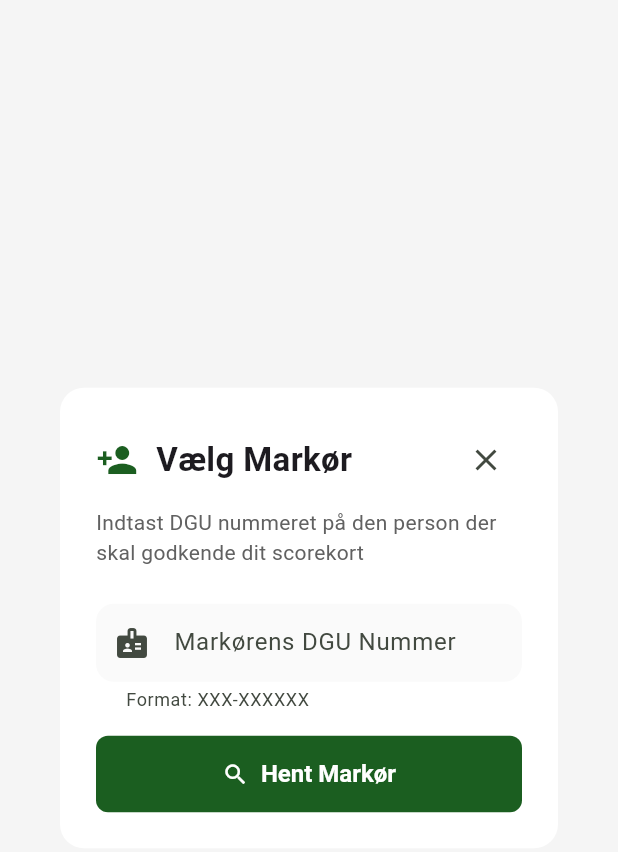
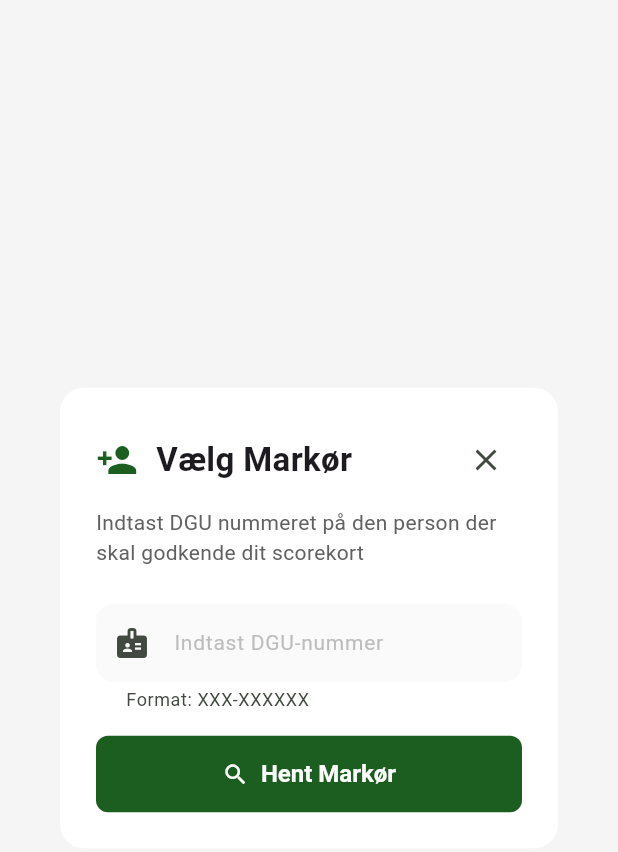
Before and after one commit to Dansk-Golf-Union/dgu-scorekort, a Flutter app: the MarkerAssignmentDialog widget shown alone on an empty page, opened directly, on a phone screen of 412 x 824 dp. Shown: the top 852 px of the screen. Run offline on Flutter 3.47's test engine with Material 3 defaults, Android fonts, the phone set to English and light mode, and no system bars; our stand-ins replace cloud_firestore, firebase_core, go_router, google_fonts, shared_preferences; missing offline and left inert: dart:html; accounts and stored records are empty; network calls fail.

```diff
--- a/lib/screens/marker_approval_from_url_screen.dart
+++ b/lib/screens/marker_approval_from_url_screen.dart
@@ -609,9 +609,9 @@ class _MarkerApprovalFromUrlScreenState
         ),
         Text(
           label,
-          style: TextStyle(
+          style: const TextStyle(
             fontSize: 12,
-            color: Colors.grey.shade700,
+            color: Colors.black87, // Mørkere for bedre læsbarhed
             fontWeight: FontWeight.w500,
           ),
         ),
--- a/lib/screens/marker_assignment_dialog.dart
+++ b/lib/screens/marker_assignment_dialog.dart
@@ -61,9 +61,7 @@ class _MarkerAssignmentDialogState extends State<MarkerAssignmentDialog> {
   Widget build(BuildContext context) {
     return Dialog(
       backgroundColor: Colors.white,
-      shape: RoundedRectangleBorder(
-        borderRadius: BorderRadius.circular(16),
-      ),
+      shape: RoundedRectangleBorder(borderRadius: BorderRadius.circular(16)),
       child: Container(
         constraints: const BoxConstraints(maxWidth: 500),
         padding: const EdgeInsets.all(24),
@@ -101,10 +99,7 @@ class _MarkerAssignmentDialogState extends State<MarkerAssignmentDialog> {
                 const SizedBox(height: 8),
                 Text(
                   'Indtast DGU nummeret på den person der skal godkende dit scorekort',
-                  style: TextStyle(
-                    fontSize: 14,
-                    color: Colors.grey.shade700,
-                  ),
+                  style: TextStyle(fontSize: 14, color: Colors.grey.shade700),
                 ),
                 const SizedBox(height: 24),
 
@@ -112,7 +107,14 @@ class _MarkerAssignmentDialogState extends State<MarkerAssignmentDialog> {
                 TextFormField(
                   controller: _unionIdController,
                   decoration: InputDecoration(
-                    labelText: 'Markørens DGU Nummer',
+                    labelText: 'Indtast DGU-nummer',
+                    labelStyle: TextStyle(
+                      fontSize: 14,
+                      fontWeight: FontWeight.normal,
+                      color: Colors
+                          .grey
+                          .shade400, // Lysere grå - tydeligere som label
+                    ),
                     hintText: 'F.eks. 123-4567',
                     helperText: 'Format: XXX-XXXXXX',
                     prefixIcon: const Icon(Icons.badge),
@@ -148,8 +150,9 @@ class _MarkerAssignmentDialogState extends State<MarkerAssignmentDialog> {
                 ),
                 const SizedBox(height: 16),
 
-                // Fetch button
-                FilledButton.icon(
+                // Fetch button - grå/outlined når markør er fundet
+                _markerInfo == null
+                    ? FilledButton.icon(
                         onPressed: _isLoading ? null : _fetchMarkerInfo,
                         icon: _isLoading
                             ? const SizedBox(
@@ -157,7 +160,9 @@ class _MarkerAssignmentDialogState extends State<MarkerAssignmentDialog> {
                                 height: 20,
                                 child: CircularProgressIndicator(
                                   strokeWidth: 2,
-                            valueColor: AlwaysStoppedAnimation<Color>(Colors.white),
+                                  valueColor: AlwaysStoppedAnimation<Color>(
+                                    Colors.white,
+                                  ),
                                 ),
                               )
                             : const Icon(Icons.search),
@@ -165,6 +170,16 @@ class _MarkerAssignmentDialogState extends State<MarkerAssignmentDialog> {
                         style: FilledButton.styleFrom(
                           backgroundColor: AppTheme.dguGreen,
                           padding: const EdgeInsets.symmetric(vertical: 16),
+                        ),
+                      )
+                    : OutlinedButton.icon(
+                        onPressed: _fetchMarkerInfo,
+                        icon: const Icon(Icons.search),
+                        label: const Text('Hent Markør Igen'),
+                        style: OutlinedButton.styleFrom(
+                          padding: const EdgeInsets.symmetric(vertical: 16),
+                          side: BorderSide(color: Colors.grey.shade400),
+                          foregroundColor: Colors.grey.shade700,
                         ),
                       ),
 
@@ -201,14 +216,20 @@ class _MarkerAssignmentDialogState extends State<MarkerAssignmentDialog> {
                     decoration: BoxDecoration(
                       color: Colors.green.shade50,
                       borderRadius: BorderRadius.circular(12),
-                      border: Border.all(color: Colors.green.shade200, width: 2),
+                      border: Border.all(
+                        color: Colors.green.shade200,
+                        width: 2,
+                      ),
                     ),
                     child: Column(
                       crossAxisAlignment: CrossAxisAlignment.start,
                       children: [
                         Row(
                           children: [
-                            Icon(Icons.check_circle, color: Colors.green.shade700),
+                            Icon(
+                              Icons.check_circle,
+                              color: Colors.green.shade700,
+                            ),
                             const SizedBox(width: 8),
                             const Text(
                               'Markør Fundet',
@@ -240,7 +261,11 @@ class _MarkerAssignmentDialogState extends State<MarkerAssignmentDialog> {
                           const SizedBox(height: 4),
                           Row(
                             children: [
-                              const Icon(Icons.golf_course, size: 16, color: Colors.grey),
+                              const Icon(
+                                Icons.golf_course,
+                                size: 16,
+                                color: Colors.grey,
+                              ),
                               const SizedBox(width: 6),
                               Text(
                                 _markerInfo!.homeClubName!,
--- a/pubspec.yaml
+++ b/pubspec.yaml
@@ -16,7 +16,7 @@ publish_to: 'none' # Remove this line if you wish to publish to pub.dev
 # https://developer.apple.com/library/archive/documentation/General/Reference/InfoPlistKeyReference/Articles/CoreFoundationKeys.html
 # In Windows, build-name is used as the major, minor, and patch parts
 # of the product and file versions while build-number is used as the build suffix.
-version: 1.0.0+1
+version: 1.5.0+5
 
 environment:
   sdk: ^3.10.3
```
Also changed, not shown: lib/screens/scorecard_results_screen.dart (+4 -15 lines), lib/services/notification_service.dart (line endings or trailing spaces), lib/services/whs_submission_service.dart (line endings or trailing spaces), 15 other files. Lines whose indentation alone changed are shown as unchanged.
